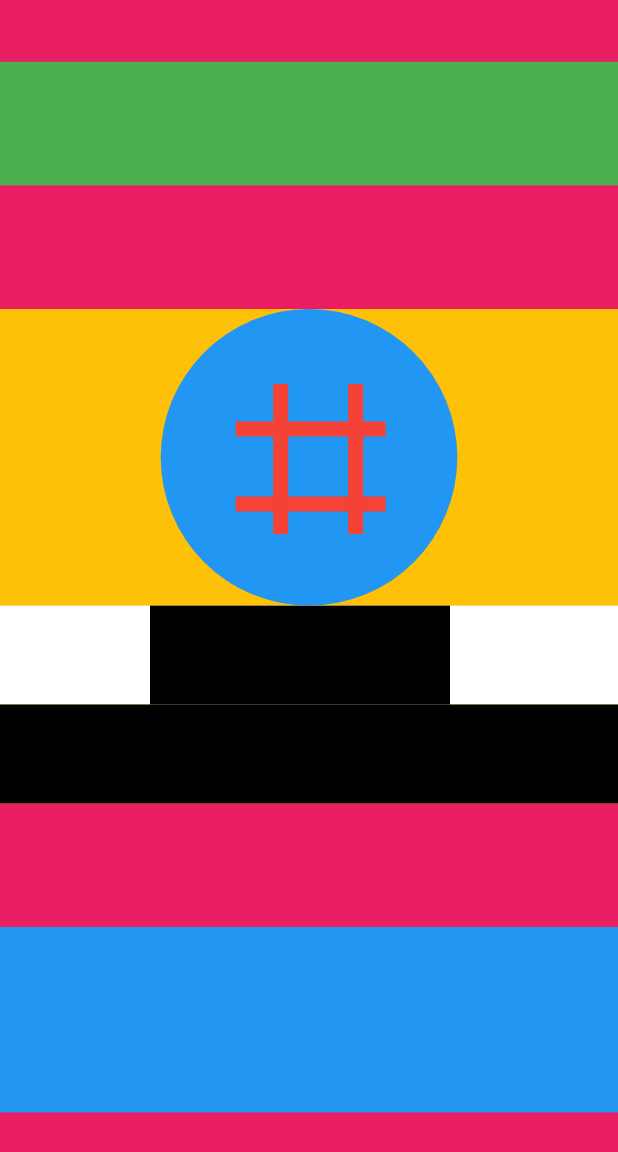
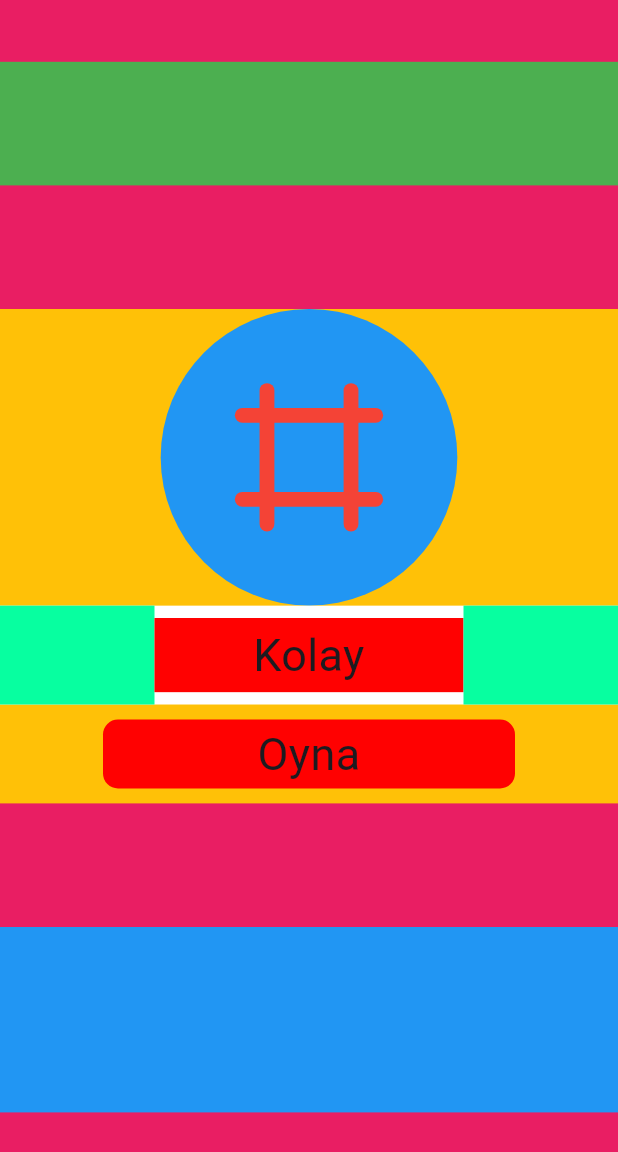
Before and after one commit to muhammettalhakaymak23214/infinite-sudoku, a Flutter app: the screen it shows after launch, on a phone screen of 412 x 824 dp. Shown: the top 1152 px of the screen. Run offline on Flutter 3.47's test engine with Material 3 defaults, Android fonts, the phone set to English and light mode, and no system bars.

Commit message:
MenuPage düzenlendi.

```diff
--- a/infinity_sudoku/lib/screens/menu_page.dart
+++ b/infinity_sudoku/lib/screens/menu_page.dart
@@ -18,6 +18,10 @@ class _MenuPageState extends State<MenuPage> {
     final double topContainerHeight = (screenHeight / 100) * 10;
     final double mediumContainerHeight = (screenHeight / 100) * 40;
     final double bottomContainerHeight = (screenHeight / 100) * 15;
+    final double circuluarHeight = (mediumContainerHeight / 100) * 60;
+    final double circuluarWidth = circuluarHeight;
+    final double cizgikalinligi = circuluarWidth / 20;
+    final double cizgiuzunlugu = circuluarWidth / 3;
 
     return Scaffold(
       backgroundColor: Colors.pink,
@@ -42,44 +46,52 @@ class _MenuPageState extends State<MenuPage> {
                   Stack(
                     children: [
                       Container(
-                        width: (mediumContainerHeight / 100) * 60,
-                        height: (mediumContainerHeight / 100) * 60,
+                        width: circuluarWidth,
+                        height: circuluarHeight,
                         //color: Colors.blue,
                         decoration: BoxDecoration(
                             color: Colors.blue,
                             borderRadius: BorderRadius.circular(200)),
                       ),
                       Positioned(
-                          left: 75,
-                          top: 50,
+                          left: circuluarWidth / 3,
+                          top: circuluarHeight / 4,
                           child: Container(
-                            width: 10,
-                            height: 100,
-                            color: Colors.red,
+                            width: cizgikalinligi,
+                            height: circuluarHeight / 2,
+                            decoration: BoxDecoration(
+                                color: Colors.red,
+                                borderRadius: BorderRadius.circular(10)),
                           )),
                       Positioned(
-                          left: 125,
-                          top: 50,
+                          left: ((circuluarWidth / 3) * 2) - cizgikalinligi,
+                          top: circuluarHeight / 4,
                           child: Container(
-                            width: 10,
-                            height: 100,
-                            color: Colors.red,
+                            width: cizgikalinligi,
+                            height: circuluarHeight / 2,
+                            decoration: BoxDecoration(
+                                color: Colors.red,
+                                borderRadius: BorderRadius.circular(10)),
                           )),
                       Positioned(
-                          left: 50,
-                          top: 75,
+                          left: circuluarWidth / 4,
+                          top: circuluarHeight / 3,
                           child: Container(
-                            width: 100,
-                            height: 10,
-                            color: Colors.red,
+                            width: circuluarWidth / 2,
+                            height: cizgikalinligi,
+                            decoration: BoxDecoration(
+                                color: Colors.red,
+                                borderRadius: BorderRadius.circular(10)),
                           )),
                       Positioned(
-                          left: 50,
-                          top: 125,
+                          left: circuluarWidth / 4,
+                          top: ((circuluarHeight / 3) * 2) - cizgikalinligi,
                           child: Container(
-                            width: 100,
-                            height: 10,
-                            color: Colors.red,
+                            width: circuluarWidth / 2,
+                            height: cizgikalinligi,
+                            decoration: BoxDecoration(
+                                color: Colors.red,
+                                borderRadius: BorderRadius.circular(10)),
                           )),
                     ],
                   ),
@@ -89,22 +101,41 @@ class _MenuPageState extends State<MenuPage> {
                     child: Row(
                       children: [
                         Container(
-                          width: 100,
+                          width: screenWidth / 4,
+                          color: const Color.fromARGB(255, 7, 255, 160),
                         ),
                         Container(
-                          height: (mediumContainerHeight / 100) * 20,
-                          width: 200,
-                          color: Colors.black,
+                          alignment: Alignment.center,
+                          height: (mediumContainerHeight / 100) * 15,
+                          width: screenWidth / 2,
+                          color: const Color.fromARGB(255, 255, 1, 1),
+                          child: const Text(
+                            "Kolay",
+                            textAlign: TextAlign.center,
+                            style: TextStyle(fontSize: 30),
+                          ),
                         ),
                         Container(
-                          width: 100,
+                          width: screenWidth / 4,
+                          color: const Color.fromARGB(255, 7, 255, 160),
                         )
                       ],
                     ),
                   ),
                   Container(
-                    height: (mediumContainerHeight / 100) * 20,
-                    color: Colors.black,
+                    alignment: Alignment.center,
+                    margin: EdgeInsets.all(10),
+                    height: ((mediumContainerHeight / 100) * 20) - 20,
+                    width: (screenWidth / 3) * 2,
+                    decoration: BoxDecoration(
+                      color: const Color.fromARGB(255, 255, 1, 1),
+                      borderRadius: BorderRadius.circular(10),
+                    ),
+                    child: Text(
+                      "Oyna",
+                      textAlign: TextAlign.center,
+                      style: TextStyle(fontSize: 30),
+                    ),
                   ),
                 ],
               ),
```
